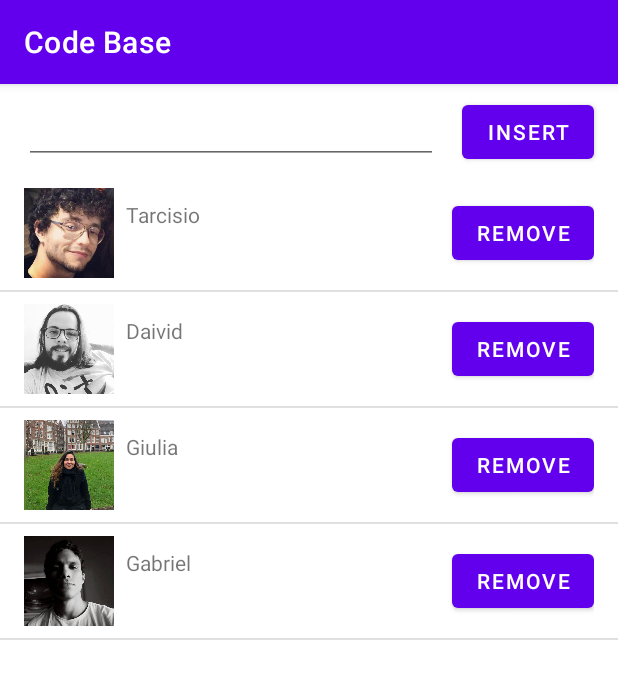
After one commit to tarcisiocipriano/android-code-base, an Android app: the ListviewActivity screen opened directly, with no data from a screen before it, on a phone screen of 412 x 824 dp. The commit adds this screen. Shown: the top 679 px of the screen. Run offline under Robolectric (Android 15) with nearby library versions, the phone set to English and light mode, and no system bars.

Commit message:
listview

```diff
--- a/app/src/main/AndroidManifest.xml
+++ b/app/src/main/AndroidManifest.xml
@@ -3,6 +3,7 @@
     package="cesar.school.code_base">
 
     <uses-permission android:name="com.android.alarm.permission.SET_ALARM" />
+
     <application
         android:allowBackup="true"
         android:icon="@mipmap/ic_launcher"
@@ -10,7 +11,9 @@
         android:roundIcon="@mipmap/ic_launcher_round"
         android:supportsRtl="true"
         android:theme="@style/Theme.Code_base">
-        <activity android:name=".ResultActivity"></activity>
+        <activity android:name=".ListviewDetailsActivity"></activity>
+        <activity android:name=".ListviewActivity" />
+        <activity android:name=".ResultActivity" />
         <activity android:name=".SimpleActivity" />
         <activity android:name=".MainActivity">
             <intent-filter>
--- /dev/null
+++ b/app/src/main/java/cesar/school/code_base/ListviewActivity.kt
@@ -0,0 +1,50 @@
+package cesar.school.code_base
+
+import android.content.Intent
+import androidx.appcompat.app.AppCompatActivity
+import android.os.Bundle
+import cesar.school.code_base.adapter.UserAdapter
+import cesar.school.code_base.databinding.ActivityListviewBinding
+import cesar.school.code_base.model.User
+
+class ListviewActivity : AppCompatActivity() {
+
+    companion object {
+        const val USER_ID = "user_id"
+    }
+
+    private val listUsers = mutableListOf(
+        User("Tarcisio", 0),
+        User("Daivid", 1),
+        User("Giulia", 2),
+        User("Gabriel", 3)
+    )
+
+    private val userAdapter by lazy {
+        UserAdapter(this, listUsers) { user ->
+            val intent = Intent(this, ListviewDetailsActivity::class.java)
+            intent.putExtra(USER_ID, user)
+            startActivity(intent)
+        }
+    }
+
+    private lateinit var binding: ActivityListviewBinding
+
+    override fun onCreate(savedInstanceState: Bundle?) {
+        super.onCreate(savedInstanceState)
+        binding = ActivityListviewBinding.inflate(layoutInflater)
+        setContentView(binding.root)
+
+        // setup listview
+        binding.usersListView.adapter = userAdapter
+
+        // insert new item
+        binding.buttonInsertUser.setOnClickListener {
+            val name = binding.inputNewUsername.text.toString()
+            if (!name.isNullOrEmpty()) {
+                listUsers.add(User(name, (0..3).random()))
+                userAdapter.notifyDataSetChanged()
+            }
+        }
+    }
+}
--- a/app/src/main/java/cesar/school/code_base/MainActivity.kt
+++ b/app/src/main/java/cesar/school/code_base/MainActivity.kt
@@ -129,6 +129,12 @@ class MainActivity : AppCompatActivity() {
                 Toast.makeText(this, getString(R.string.implicit_intent_alarm_option_not_found),Toast.LENGTH_SHORT).show()
             }
         }
+
+        // open listview activity
+        binding.buttonListview.setOnClickListener {
+            val listviewActivity = Intent(this, ListviewActivity::class.java)
+            startActivity(listviewActivity)
+        }
     }
 
     // activity result
--- /dev/null
+++ b/app/src/main/java/cesar/school/code_base/adapter/UserAdapter.kt
@@ -0,0 +1,62 @@
+package cesar.school.code_base.adapter
+
+import android.content.Context
+import android.content.res.TypedArray
+import android.view.LayoutInflater
+import android.view.View
+import android.view.ViewGroup
+import android.widget.BaseAdapter
+import android.widget.Button
+import android.widget.ImageView
+import android.widget.TextView
+import cesar.school.code_base.R
+import cesar.school.code_base.databinding.ItemListviewBinding
+import cesar.school.code_base.model.User
+
+class UserAdapter(private val context: Context,
+                  private val users: MutableList<User>,
+                  private val onClickListener: (User?) -> Unit): BaseAdapter() {
+
+    private val photos: TypedArray by lazy {
+        context.resources.obtainTypedArray(R.array.photos)
+    }
+
+    override fun getView(position: Int, view: View?, parent: ViewGroup?): View {
+        val user = users[position]
+        val holder: ViewHolder
+        val linha: View
+        if (view == null) {
+            val binding = ItemListviewBinding.inflate(LayoutInflater.from(context))
+            linha = binding.root
+            holder = ViewHolder(binding)
+            linha.tag = holder
+        } else {
+            linha = view
+            holder = view.tag as ViewHolder
+        }
+        holder.name.text = user.name
+        holder.photo.setImageDrawable(photos.getDrawable(user.photo))
+        holder.photo.setOnClickListener {
+            onClickListener(user)
+        }
+        holder.buttonRemove.setOnClickListener {
+            users.removeAt(position)
+            notifyDataSetChanged()
+        }
+        return linha
+    }
+
+    override fun getItem(position: Int) = users[position]
+
+    override fun getItemId(position: Int) = position.toLong()
+
+    override fun getCount() = users.size
+
+    companion object {
+        data class ViewHolder(val view: ItemListviewBinding) {
+            val name: TextView = view.itemUsername
+            val photo: ImageView = view.itemPhoto
+            val buttonRemove: Button = view.buttonRemove
+        }
+    }
+}
--- /dev/null
+++ b/app/src/main/java/cesar/school/code_base/model/User.kt
@@ -0,0 +1,7 @@
+package cesar.school.code_base.model
+
+import android.os.Parcelable
+import kotlinx.parcelize.Parcelize
+
+@Parcelize
+data class User(val name: String, val photo: Int): Parcelable
--- /dev/null
+++ b/app/src/main/res/layout/activity_listview.xml
@@ -0,0 +1,43 @@
+<?xml version="1.0" encoding="utf-8"?>
+<androidx.constraintlayout.widget.ConstraintLayout xmlns:android="http://schemas.android.com/apk/res/android"
+    xmlns:app="http://schemas.android.com/apk/res-auto"
+    xmlns:tools="http://schemas.android.com/tools"
+    android:layout_width="match_parent"
+    android:layout_height="match_parent"
+    tools:context=".ListviewActivity">
+
+    <ListView
+        android:id="@+id/usersListView"
+        android:layout_width="match_parent"
+        android:layout_height="0dp"
+        android:layout_marginTop="8dp"
+        app:layout_constraintBottom_toBottomOf="parent"
+        app:layout_constraintEnd_toEndOf="parent"
+        app:layout_constraintStart_toStartOf="parent"
+        app:layout_constraintTop_toBottomOf="@+id/input_new_username" />
+
+    <EditText
+        android:id="@+id/input_new_username"
+        android:layout_width="0dp"
+        android:layout_height="wrap_content"
+        android:layout_marginStart="16dp"
+        android:layout_marginTop="8dp"
+        android:layout_marginEnd="16dp"
+        android:ems="10"
+        android:inputType="textPersonName"
+        app:layout_constraintEnd_toStartOf="@+id/button_insert_user"
+        app:layout_constraintHorizontal_bias="0.0"
+        app:layout_constraintStart_toStartOf="parent"
+        app:layout_constraintTop_toTopOf="parent" />
+
+    <Button
+        android:id="@+id/button_insert_user"
+        android:layout_width="wrap_content"
+        android:layout_height="wrap_content"
+        android:layout_marginTop="8dp"
+        android:layout_marginEnd="16dp"
+        android:text="@string/button_insert"
+        app:layout_constraintEnd_toEndOf="parent"
+        app:layout_constraintTop_toTopOf="parent" />
+
+</androidx.constraintlayout.widget.ConstraintLayout>
--- /dev/null
+++ b/app/src/main/res/layout/item_listview.xml
@@ -0,0 +1,38 @@
+<?xml version="1.0" encoding="utf-8"?>
+<androidx.constraintlayout.widget.ConstraintLayout xmlns:android="http://schemas.android.com/apk/res/android"
+    xmlns:app="http://schemas.android.com/apk/res-auto"
+    xmlns:tools="http://schemas.android.com/tools"
+    android:layout_width="match_parent"
+    android:layout_height="wrap_content"
+    android:paddingLeft="16dp"
+    android:paddingTop="8dp"
+    android:paddingRight="16dp"
+    android:paddingBottom="8dp">
+
+    <ImageView
+        android:id="@+id/item_photo"
+        android:layout_width="60dp"
+        android:layout_height="60dp"
+        app:layout_constraintStart_toStartOf="parent"
+        app:layout_constraintTop_toTopOf="parent"
+        tools:srcCompat="@tools:sample/avatars" />
+
+    <TextView
+        android:id="@+id/item_username"
+        android:layout_width="wrap_content"
+        android:layout_height="wrap_content"
+        android:layout_marginStart="8dp"
+        android:layout_marginTop="8dp"
+        android:text="TextView"
+        app:layout_constraintStart_toEndOf="@+id/item_photo"
+        app:layout_constraintTop_toTopOf="@+id/item_photo" />
+
+    <Button
+        android:id="@+id/button_remove"
+        android:layout_width="wrap_content"
+        android:layout_height="wrap_content"
+        android:text="@string/button_remove"
+        app:layout_constraintBottom_toBottomOf="parent"
+        app:layout_constraintEnd_toEndOf="parent"
+        app:layout_constraintTop_toTopOf="parent" />
+</androidx.constraintlayout.widget.ConstraintLayout>
--- /dev/null
+++ b/app/src/main/res/values/arrays.xml
@@ -0,0 +1,9 @@
+<?xml version="1.0" encoding="utf-8"?>
+<resources>
+    <array name="photos">
+        <item>@drawable/tarcisio</item>
+        <item>@drawable/daivid</item>
+        <item>@drawable/giulia</item>
+        <item>@drawable/gabriel</item>
+    </array>
+</resources>
--- a/app/src/main/res/values/strings.xml
+++ b/app/src/main/res/values/strings.xml
@@ -27,4 +27,7 @@
     <string name="implicit_intent_share_option_not_found">No options to share</string>
     <string name="implicit_intent_alarm">Alarm message</string>
     <string name="implicit_intent_alarm_option_not_found">No alarm options found</string>
+    <string name="button_listview" translatable="false">Listview</string>
+    <string name="button_remove">Remove</string>
+    <string name="button_insert">Insert</string>
 </resources>
```
Also changed, not shown: app/src/main/java/cesar/school/code_base/ListviewDetailsActivity.kt (added, +23 -0 lines), app/src/main/res/layout/activity_listview_details.xml (added, +28 -0 lines), app/src/main/res/layout/activity_main.xml (+10 -0 lines), app/src/main/res/drawable/daivid.jpg (added), app/src/main/res/drawable/gabriel.jpg (added), app/src/main/res/drawable/giulia.jpg (added), app/src/main/res/drawable/tarcisio.jpg (added), 1 other file.
